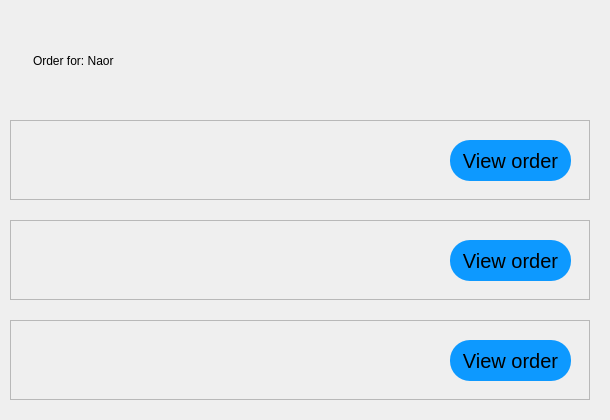
The window that src/1.1 - sql-UI/UI/UI_Files/list_dialog.ui (Mandalflik02/Room_Management_Hotels) describes before a commit, drawn with Qt 5.
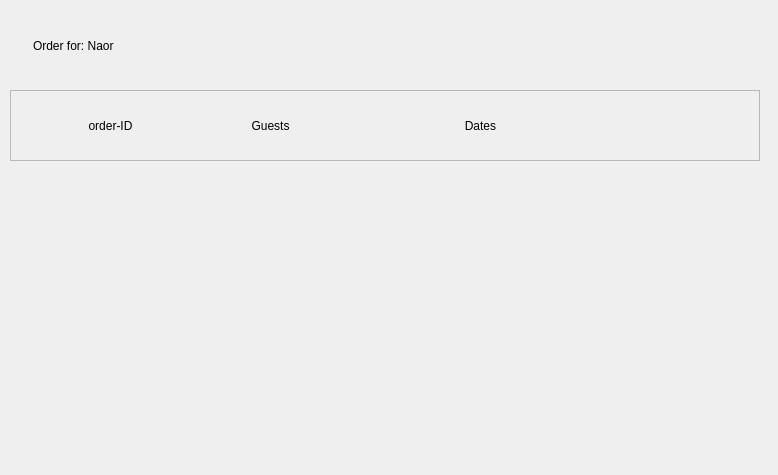
The same window after the commit.

Patch:
```diff
--- a/src/1.1 - sql-UI/UI/UI_Files/list_dialog.ui
+++ b/src/1.1 - sql-UI/UI/UI_Files/list_dialog.ui
@@ -6,8 +6,8 @@
    <rect>
     <x>0</x>
     <y>0</y>
-    <width>610</width>
-    <height>420</height>
+    <width>778</width>
+    <height>475</height>
    </rect>
   </property>
   <property name="windowTitle">
@@ -19,7 +19,7 @@
      <x>10</x>
      <y>20</y>
      <width>581</width>
-     <height>81</height>
+     <height>51</height>
     </rect>
    </property>
    <property name="styleSheet">
@@ -33,86 +33,100 @@
     <set>Qt::AlignLeading|Qt::AlignLeft|Qt::AlignVCenter</set>
    </property>
   </widget>
-  <widget class="QFrame" name="order_frame_1">
+  <widget class="QScrollArea" name="user_orders_scrollArea">
    <property name="geometry">
     <rect>
      <x>10</x>
-     <y>120</y>
-     <width>580</width>
-     <height>80</height>
+     <y>170</y>
+     <width>741</width>
+     <height>280</height>
     </rect>
    </property>
-   <property name="frameShape">
-    <enum>QFrame::StyledPanel</enum>
+   <property name="styleSheet">
+    <string notr="true">border:none;
+</string>
    </property>
-   <property name="frameShadow">
-    <enum>QFrame::Raised</enum>
+   <property name="verticalScrollBarPolicy">
+    <enum>Qt::ScrollBarAlwaysOff</enum>
    </property>
-   <widget class="QLabel" name="order_dates_1">
+   <property name="horizontalScrollBarPolicy">
+    <enum>Qt::ScrollBarAlwaysOff</enum>
+   </property>
+   <property name="sizeAdjustPolicy">
+    <enum>QAbstractScrollArea::AdjustToContents</enum>
+   </property>
+   <property name="widgetResizable">
+    <bool>false</bool>
+   </property>
+   <property name="alignment">
+    <set>Qt::AlignLeading|Qt::AlignLeft|Qt::AlignTop</set>
+   </property>
+   <widget class="QWidget" name="user_orders_widget_2">
     <property name="geometry">
      <rect>
-      <x>10</x>
-      <y>10</y>
-      <width>251</width>
-      <height>51</height>
+      <x>0</x>
+      <y>0</y>
+      <width>20</width>
+      <height>20</height>
      </rect>
     </property>
-    <property name="styleSheet">
-     <string notr="true">font: 16pt &quot;Calibri&quot;;</string>
+    <property name="sizePolicy">
+     <sizepolicy hsizetype="Fixed" vsizetype="Fixed">
+      <horstretch>0</horstretch>
+      <verstretch>0</verstretch>
+     </sizepolicy>
     </property>
-    <property name="text">
-     <string/>
+    <property name="minimumSize">
+     <size>
+      <width>0</width>
+      <height>0</height>
+     </size>
     </property>
-    <property name="alignment">
-     <set>Qt::AlignCenter</set>
+    <property name="maximumSize">
+     <size>
+      <width>16777215</width>
+      <height>16777215</height>
+     </size>
     </property>
-   </widget>
-   <widget class="QLabel" name="order_guests_1">
-    <property name="geometry">
-     <rect>
-      <x>270</x>
-      <y>10</y>
-      <width>121</width>
-      <height>51</height>
-     </rect>
-    </property>
     <property name="styleSheet">
-     <string notr="true">font: 16pt &quot;Calibri&quot;;</string>
+     <string notr="true">border:none;</string>
     </property>
-    <property name="text">
-     <string/>
-    </property>
-    <property name="alignment">
-     <set>Qt::AlignCenter</set>
-    </property>
+    <layout class="QVBoxLayout" name="verticalLayout">
+     <property name="spacing">
+      <number>0</number>
+     </property>
+     <property name="sizeConstraint">
+      <enum>QLayout::SetFixedSize</enum>
+     </property>
+     <property name="leftMargin">
+      <number>0</number>
+     </property>
+     <property name="topMargin">
+      <number>0</number>
+     </property>
+     <property name="rightMargin">
+      <number>0</number>
+     </property>
+     <property name="bottomMargin">
+      <number>0</number>
+     </property>
+     <item>
+      <layout class="QVBoxLayout" name="user_orders_widget">
+       <property name="sizeConstraint">
+        <enum>QLayout::SetFixedSize</enum>
+       </property>
+      </layout>
+     </item>
+    </layout>
    </widget>
-   <widget class="QPushButton" name="order_view_btn_1">
-    <property name="geometry">
-     <rect>
-      <x>440</x>
-      <y>20</y>
-      <width>121</width>
-      <height>41</height>
-     </rect>
-    </property>
-    <property name="styleSheet">
-     <string notr="true">background-color: rgb(13, 153, 255);
-border-radius:20px;
-font-size:20px;
-</string>
-    </property>
-    <property name="text">
-     <string>View order</string>
-    </property>
-   </widget>
   </widget>
   <widget class="QFrame" name="order_frame_2">
    <property name="geometry">
     <rect>
      <x>10</x>
-     <y>220</y>
-     <width>580</width>
-     <height>80</height>
+     <y>90</y>
+     <width>750</width>
+     <height>71</height>
     </rect>
    </property>
    <property name="frameShape">
@@ -124,9 +138,9 @@
    <widget class="QLabel" name="order_dates_2">
     <property name="geometry">
      <rect>
-      <x>10</x>
+      <x>330</x>
       <y>10</y>
-      <width>251</width>
+      <width>281</width>
       <height>51</height>
      </rect>
     </property>
@@ -134,7 +148,7 @@
      <string notr="true">font: 16pt &quot;Calibri&quot;;</string>
     </property>
     <property name="text">
-     <string/>
+     <string>Dates</string>
     </property>
     <property name="alignment">
      <set>Qt::AlignCenter</set>
@@ -143,9 +157,9 @@
    <widget class="QLabel" name="order_guests_2">
     <property name="geometry">
      <rect>
-      <x>270</x>
+      <x>210</x>
       <y>10</y>
-      <width>121</width>
+      <width>101</width>
       <height>51</height>
      </rect>
     </property>
@@ -153,53 +167,18 @@
      <string notr="true">font: 16pt &quot;Calibri&quot;;</string>
     </property>
     <property name="text">
-     <string/>
+     <string>Guests</string>
     </property>
     <property name="alignment">
      <set>Qt::AlignCenter</set>
     </property>
    </widget>
-   <widget class="QPushButton" name="order_view_btn_2">
+   <widget class="QLabel" name="order_id_titel">
     <property name="geometry">
      <rect>
-      <x>440</x>
-      <y>20</y>
-      <width>121</width>
-      <height>41</height>
-     </rect>
-    </property>
-    <property name="styleSheet">
-     <string notr="true">background-color: rgb(13, 153, 255);
-border-radius:20px;
-font-size:20px;
-</string>
-    </property>
-    <property name="text">
-     <string>View order</string>
-    </property>
-   </widget>
-  </widget>
-  <widget class="QFrame" name="order_frame_3">
-   <property name="geometry">
-    <rect>
-     <x>10</x>
-     <y>320</y>
-     <width>580</width>
-     <height>80</height>
-    </rect>
-   </property>
-   <property name="frameShape">
-    <enum>QFrame::StyledPanel</enum>
-   </property>
-   <property name="frameShadow">
-    <enum>QFrame::Raised</enum>
-   </property>
-   <widget class="QLabel" name="order_dates_3">
-    <property name="geometry">
-     <rect>
-      <x>10</x>
+      <x>20</x>
       <y>10</y>
-      <width>251</width>
+      <width>161</width>
       <height>51</height>
      </rect>
     </property>
@@ -207,50 +186,12 @@
      <string notr="true">font: 16pt &quot;Calibri&quot;;</string>
     </property>
     <property name="text">
-     <string/>
+     <string>order-ID</string>
     </property>
     <property name="alignment">
      <set>Qt::AlignCenter</set>
     </property>
    </widget>
-   <widget class="QLabel" name="order_guests_3">
-    <property name="geometry">
-     <rect>
-      <x>270</x>
-      <y>10</y>
-      <width>121</width>
-      <height>51</height>
-     </rect>
-    </property>
-    <property name="styleSheet">
-     <string notr="true">font: 16pt &quot;Calibri&quot;;</string>
-    </property>
-    <property name="text">
-     <string/>
-    </property>
-    <property name="alignment">
-     <set>Qt::AlignCenter</set>
-    </property>
-   </widget>
-   <widget class="QPushButton" name="order_view_btn_3">
-    <property name="geometry">
-     <rect>
-      <x>440</x>
-      <y>20</y>
-      <width>121</width>
-      <height>41</height>
-     </rect>
-    </property>
-    <property name="styleSheet">
-     <string notr="true">background-color: rgb(13, 153, 255);
-border-radius:20px;
-font-size:20px;
-</string>
-    </property>
-    <property name="text">
-     <string>View order</string>
-    </property>
-   </widget>
   </widget>
  </widget>
  <resources/>
```
Left out of the diff: 6 changed lines with no effect on the pictures.
